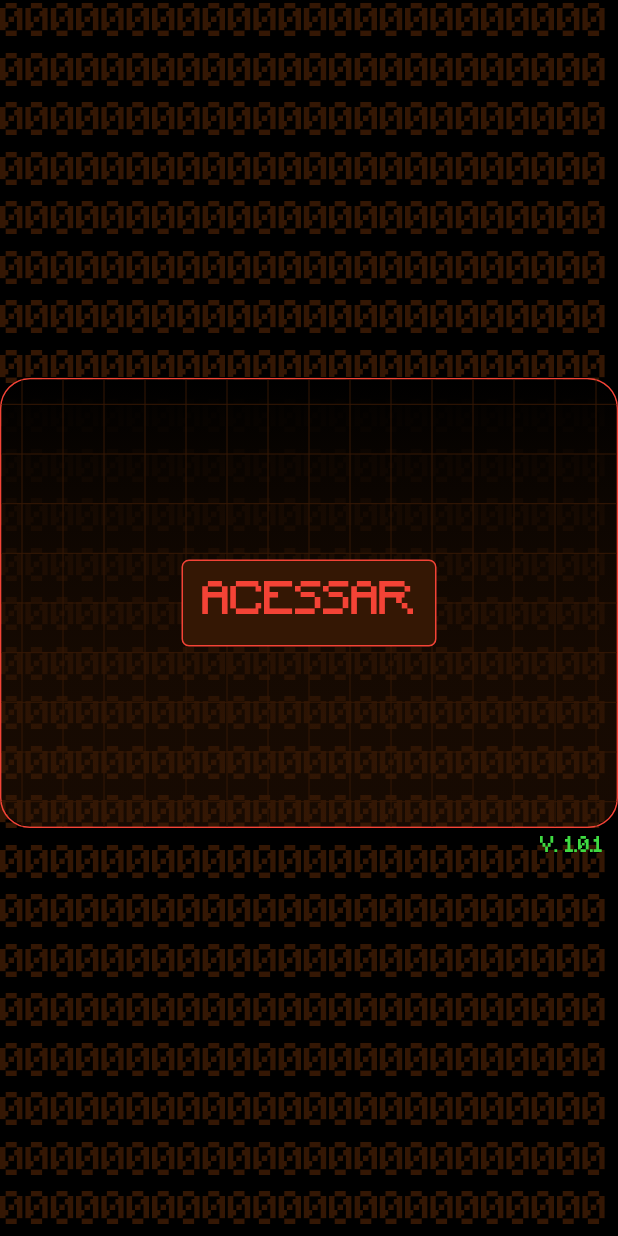
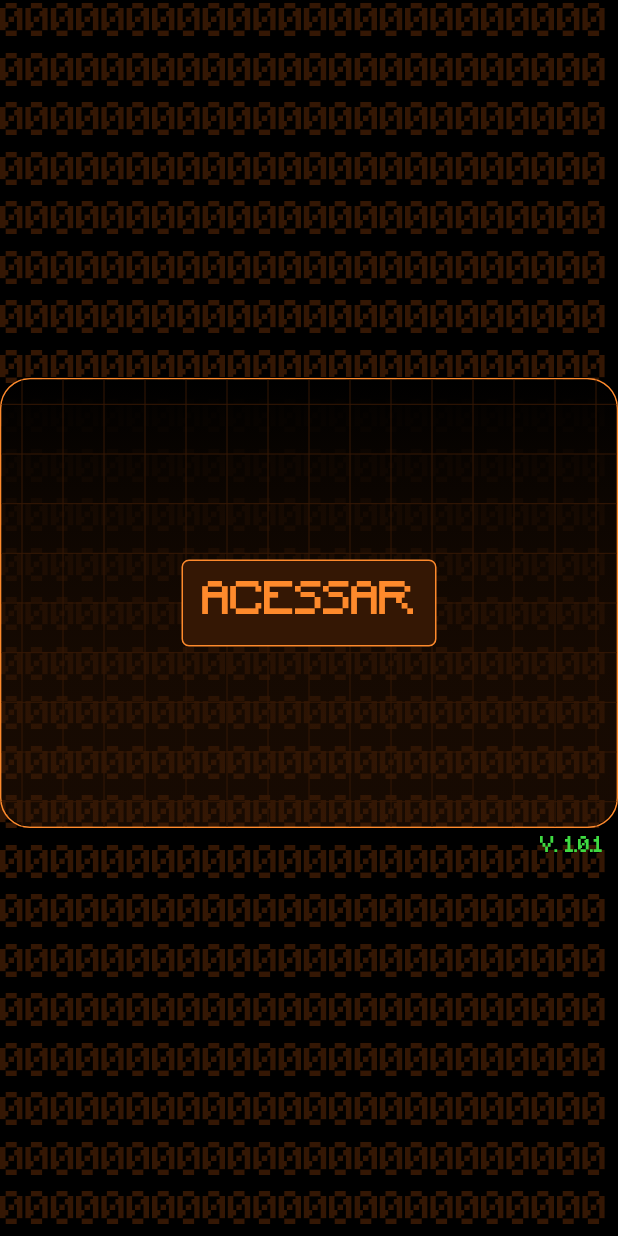
Before and after one commit to lucasbustamante/Profile_Online, a Flutter app: the screen it shows after launch, on a phone screen of 412 x 824 dp. Run offline on Flutter 3.47's test engine with Material 2 defaults, Android fonts, the phone set to English and light mode, and no system bars; drawn by our look-alikes of animated_text_kit.

Commit message:
alteração de cor

```diff
--- a/lib/colors/colors.dart
+++ b/lib/colors/colors.dart
@@ -3,6 +3,6 @@ import 'package:flutter/material.dart';
 const kBackground = Color(0xff18100A);
 const kUnderBackground = Color(0xff341704);
 const kUnderBackground2 = Color(0x6E341704);
-const kPrimaryColor = Colors.red;
+const kPrimaryColor = Color(0xfffe8a2c);
 const kUnderButton = Color(0xff364D2A);
 const kButton = Color(0xff3EDB41);
```
